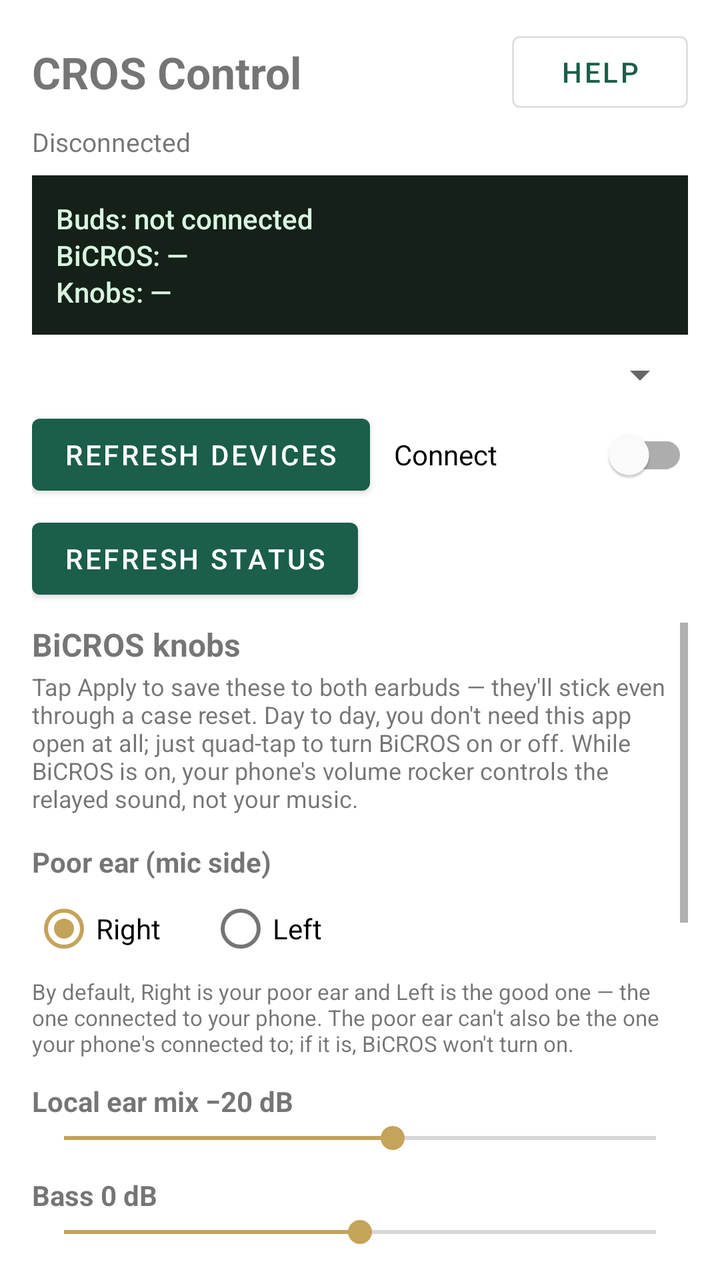
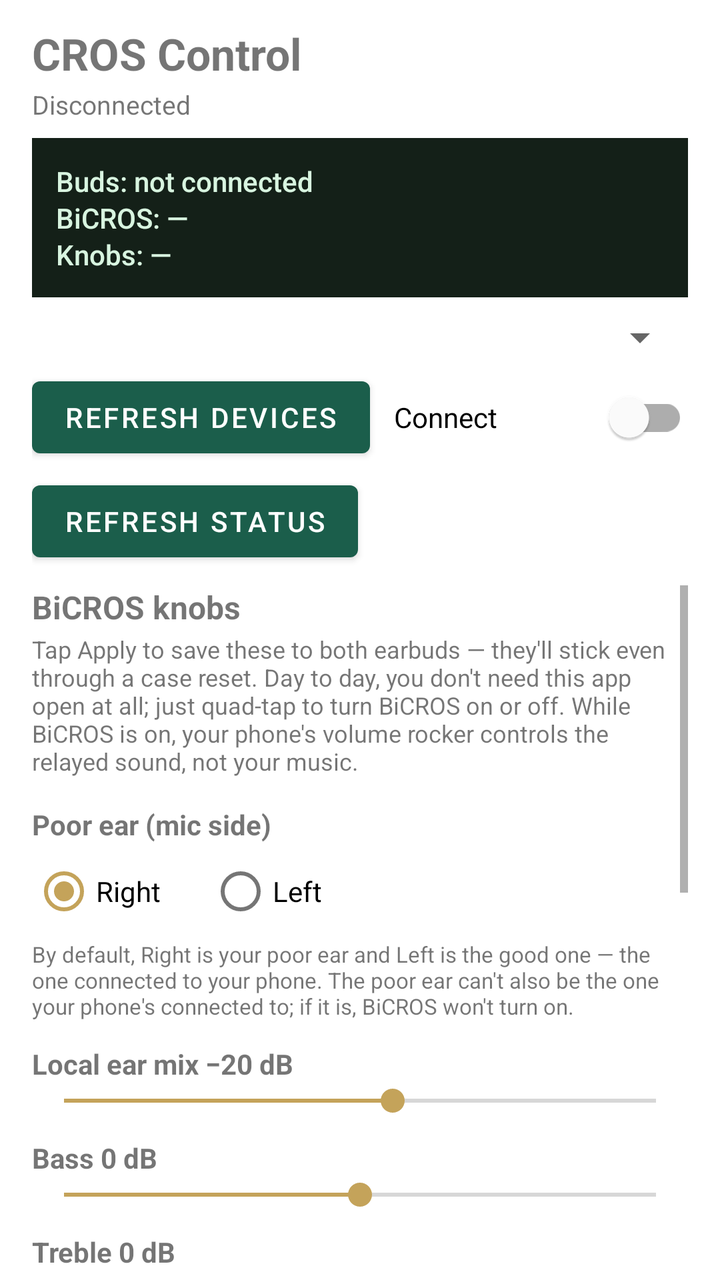

Screens rendered from an Android XML layout before and after an edit, with the pre-edit source and the edit as a unified diff.
<!-- AndroidManifest.xml: application theme Theme.CrosLog -->
<!-- res/layout/activity_main.xml -->
<?xml version="1.0" encoding="utf-8"?>
<LinearLayout xmlns:android="http://schemas.android.com/apk/res/android"
    android:layout_width="match_parent"
    android:layout_height="match_parent"
    android:orientation="vertical"
    android:paddingHorizontal="16dp"
    android:paddingTop="12dp"
    android:paddingBottom="8dp">

    <LinearLayout
        android:layout_width="match_parent"
        android:layout_height="wrap_content"
        android:gravity="center_vertical"
        android:orientation="horizontal">

        <TextView
            android:id="@+id/titleText"
            android:layout_width="0dp"
            android:layout_height="wrap_content"
            android:layout_weight="1"
            android:text="@string/app_name"
            android:textSize="22sp"
            android:textStyle="bold" />

        <Button
            android:id="@+id/helpButton"
            android:layout_width="wrap_content"
            android:layout_height="wrap_content"
            android:text="@string/help"
            style="?attr/materialButtonOutlinedStyle" />
    </LinearLayout>

    <TextView
        android:id="@+id/statusText"
        android:layout_width="match_parent"
        android:layout_height="wrap_content"
        android:layout_marginTop="2dp"
        android:text="@string/status_idle"
        android:textSize="13sp" />

    <TextView
        android:id="@+id/statusBanner"
        android:layout_width="match_parent"
        android:layout_height="wrap_content"
        android:layout_marginTop="8dp"
        android:background="#142018"
        android:fontFamily="sans-serif-medium"
        android:lineSpacingExtra="2dp"
        android:padding="12dp"
        android:text="@string/status_banner_idle"
        android:textColor="#D8F5E0"
        android:textSize="14sp" />

    <Spinner
        android:id="@+id/deviceSpinner"
        android:layout_width="match_parent"
        android:layout_height="wrap_content"
        android:layout_marginTop="8dp" />

    <LinearLayout
        android:layout_width="match_parent"
        android:layout_height="wrap_content"
        android:layout_marginTop="4dp"
        android:gravity="center_vertical"
        android:orientation="horizontal">

        <Button
            android:id="@+id/refreshButton"
            android:layout_width="wrap_content"
            android:layout_height="wrap_content"
            android:text="@string/refresh" />

        <com.google.android.material.switchmaterial.SwitchMaterial
            android:id="@+id/connectSwitch"
            android:layout_width="0dp"
            android:layout_height="wrap_content"
            android:layout_marginStart="12dp"
            android:layout_weight="1"
            android:checked="false"
            android:text="@string/connect_toggle" />
    </LinearLayout>

    <Button
        android:id="@+id/refreshStatusButton"
        android:layout_width="wrap_content"
        android:layout_height="wrap_content"
        android:layout_marginTop="4dp"
        android:text="@string/refresh_status" />

    <ScrollView
        android:layout_width="match_parent"
        android:layout_height="0dp"
        android:layout_marginTop="8dp"
        android:layout_weight="1"
        android:fillViewport="true">

        <LinearLayout
            android:layout_width="match_parent"
            android:layout_height="wrap_content"
            android:orientation="vertical"
            android:paddingBottom="16dp">

            <TextView
                android:layout_width="match_parent"
                android:layout_height="wrap_content"
                android:text="@string/knobs_title"
                android:textSize="16sp"
                android:textStyle="bold" />

            <TextView
                android:layout_width="match_parent"
                android:layout_height="wrap_content"
                android:layout_marginTop="2dp"
                android:text="@string/knobs_hint"
                android:textSize="12sp" />

            <TextView
                android:layout_width="match_parent"
                android:layout_height="wrap_content"
                android:layout_marginTop="14dp"
                android:text="@string/poor_side_label"
                android:textStyle="bold" />

            <RadioGroup
                android:id="@+id/poorSideGroup"
                android:layout_width="match_parent"
                android:layout_height="wrap_content"
                android:orientation="horizontal">

                <RadioButton
                    android:id="@+id/poorRight"
                    android:layout_width="wrap_content"
                    android:layout_height="wrap_content"
                    android:checked="true"
                    android:text="@string/poor_right" />

                <RadioButton
                    android:id="@+id/poorLeft"
                    android:layout_width="wrap_content"
                    android:layout_height="wrap_content"
                    android:layout_marginStart="24dp"
                    android:text="@string/poor_left" />
            </RadioGroup>

            <TextView
                android:layout_width="match_parent"
                android:layout_height="wrap_content"
                android:text="@string/poor_side_hint"
                android:textSize="11sp" />

            <TextView
                android:id="@+id/mixLabel"
                android:layout_width="match_parent"
                android:layout_height="wrap_content"
                android:layout_marginTop="12dp"
                android:text="@string/mix_label"
                android:textStyle="bold" />

            <SeekBar
                android:id="@+id/mixSeek"
                android:layout_width="match_parent"
                android:layout_height="wrap_content"
                android:max="9"
                android:progress="5" />

            <TextView
                android:id="@+id/bassLabel"
                android:layout_width="match_parent"
                android:layout_height="wrap_content"
                android:layout_marginTop="10dp"
                android:text="@string/bass_label"
                android:textStyle="bold" />

            <SeekBar
                android:id="@+id/bassSeek"
                android:layout_width="match_parent"
                android:layout_height="wrap_content"
                android:max="12"
                android:progress="6" />

            <TextView
                android:id="@+id/trebleLabel"
                android:layout_width="match_parent"
                android:layout_height="wrap_content"
                android:layout_marginTop="10dp"
                android:text="@string/treble_label"
                android:textStyle="bold" />

            <SeekBar
                android:id="@+id/trebleSeek"
                android:layout_width="match_parent"
                android:layout_height="wrap_content"
                android:max="12"
                android:progress="6" />

            <TextView
                android:id="@+id/volLabel"
                android:layout_width="match_parent"
                android:layout_height="wrap_content"
                android:layout_marginTop="10dp"
                android:text="@string/vol_label"
                android:textStyle="bold" />

            <SeekBar
                android:id="@+id/volSeek"
                android:layout_width="match_parent"
                android:layout_height="wrap_content"
                android:max="15"
                android:progress="8" />

            <TextView
                android:id="@+id/noiseLabel"
                android:layout_width="match_parent"
                android:layout_height="wrap_content"
                android:layout_marginTop="10dp"
                android:text="@string/noise_label"
                android:textStyle="bold" />

            <SeekBar
                android:id="@+id/noiseSeek"
                android:layout_width="match_parent"
                android:layout_height="wrap_content"
                android:max="5"
                android:progress="3" />

            <LinearLayout
                android:layout_width="match_parent"
                android:layout_height="wrap_content"
                android:layout_marginTop="12dp"
                android:orientation="horizontal">

                <Button
                    android:id="@+id/applyCfgButton"
                    android:layout_width="0dp"
                    android:layout_height="wrap_content"
                    android:layout_weight="1"
                    android:text="@string/apply_cfg" />

                <Button
                    android:id="@+id/getCfgButton"
                    android:layout_width="0dp"
                    android:layout_height="wrap_content"
                    android:layout_marginStart="8dp"
                    android:layout_weight="1"
                    android:text="@string/get_cfg" />
            </LinearLayout>

            <View
                android:layout_width="match_parent"
                android:layout_height="1dp"
                android:layout_marginTop="20dp"
                android:layout_marginBottom="12dp"
                android:background="?android:attr/listDivider" />

            <TextView
                android:layout_width="match_parent"
                android:layout_height="wrap_content"
                android:text="@string/dev_title"
                android:textSize="16sp"
                android:textStyle="bold" />

            <TextView
                android:layout_width="match_parent"
                android:layout_height="wrap_content"
                android:layout_marginTop="2dp"
                android:text="@string/dev_hint"
                android:textSize="12sp" />

            <com.google.android.material.switchmaterial.SwitchMaterial
                android:id="@+id/devLogSwitch"
                android:layout_width="match_parent"
                android:layout_height="wrap_content"
                android:layout_marginTop="6dp"
                android:checked="false"
                android:text="@string/dev_toggle" />

            <LinearLayout
                android:id="@+id/devPanel"
                android:layout_width="match_parent"
                android:layout_height="wrap_content"
                android:orientation="vertical"
                android:visibility="gone">

                <TextView
                    android:layout_width="match_parent"
                    android:layout_height="wrap_content"
                    android:layout_marginTop="8dp"
                    android:text="@string/sco_hint"
                    android:textSize="12sp" />

                <Button
                    android:id="@+id/scoButton"
                    android:layout_width="wrap_content"
                    android:layout_height="wrap_content"
                    android:layout_marginTop="4dp"
                    android:text="@string/sco_start" />

                <LinearLayout
                    android:layout_width="match_parent"
                    android:layout_height="wrap_content"
                    android:layout_marginTop="8dp"
                    android:gravity="center_vertical"
                    android:orientation="horizontal">

                    <TextView
                        android:id="@+id/logCountText"
                        android:layout_width="0dp"
                        android:layout_height="wrap_content"
                        android:layout_weight="1"
                        android:text="@string/log_count_zero"
                        android:textSize="12sp" />

                    <Button
                        android:id="@+id/shareButton"
                        android:layout_width="wrap_content"
                        android:layout_height="wrap_content"
                        android:text="@string/share" />

                    <Button
                        android:id="@+id/clearButton"
                        android:layout_width="wrap_content"
                        android:layout_height="wrap_content"
                        android:layout_marginStart="8dp"
                        android:text="@string/clear" />
                </LinearLayout>

                <ScrollView
                    android:id="@+id/logScroll"
                    android:layout_width="match_parent"
                    android:layout_height="220dp"
                    android:layout_marginTop="6dp"
                    android:background="#111111"
                    android:fillViewport="true"
                    android:padding="8dp">

                    <TextView
                        android:id="@+id/logView"
                        android:layout_width="match_parent"
                        android:layout_height="wrap_content"
                        android:fontFamily="monospace"
                        android:textColor="#B8F0C8"
                        android:textIsSelectable="true"
                        android:textSize="11sp" />
                </ScrollView>
            </LinearLayout>
        </LinearLayout>
    </ScrollView>
</LinearLayout>
<!-- resources referenced by this layout -->
<resources>
  <string name="app_name">CROS Control</string>
  <string name="apply_cfg">Apply to buds</string>
  <string name="bass_label">Bass 0 dB</string>
  <string name="clear">Clear</string>
  <string name="connect_toggle">Connect</string>
  <string name="dev_hint">Off by default, since streaming a log can compete with BiCROS\'s own connection. Turn this on only when you\'re capturing a log to report a problem.</string>
  <string name="dev_title">Support log</string>
  <string name="dev_toggle">Show support log</string>
  <string name="get_cfg">Get from buds</string>
  <string name="help">Help</string>
  <string name="knobs_hint">Tap Apply to save these to both earbuds — they\'ll stick even through a case reset. Day to day, you don\'t need this app open at all; just quad-tap to turn BiCROS on or off. While BiCROS is on, your phone\'s volume rocker controls the relayed sound, not your music.</string>
  <string name="knobs_title">BiCROS knobs</string>
  <string name="log_count_zero">0 lines</string>
  <string name="mix_label">Local ear mix −20 dB</string>
  <string name="noise_label">Link hiss filter 3 / 5</string>
  <string name="poor_left">Left</string>
  <string name="poor_right">Right</string>
  <string name="poor_side_hint">By default, Right is your poor ear and Left is the good one — the one connected to your phone. The poor ear can\'t also be the one your phone\'s connected to; if it is, BiCROS won\'t turn on.</string>
  <string name="poor_side_label">Poor ear (mic side)</string>
  <string name="refresh">Refresh devices</string>
  <string name="refresh_status">Refresh status</string>
  <string name="sco_hint">This is a developer testing tool — it starts a phone-call-style connection for debugging, not BiCROS itself. Most people should leave this off.</string>
  <string name="sco_start">Phone SCO on</string>
  <string name="share">Share log</string>
  <string name="status_banner_idle">Buds: not connected\nBiCROS: —\nKnobs: —</string>
  <string name="status_idle">Disconnected</string>
  <string name="treble_label">Treble 0 dB</string>
  <string name="vol_label">CROS path level 8 / 15</string>
  <style name="Theme.CrosLog" parent="Theme.MaterialComponents.DayNight.DarkActionBar">
          <item name="colorPrimary">#1B5E4B</item>
          <item name="colorPrimaryVariant">#0F3D31</item>
          <item name="colorOnPrimary">#FFFFFF</item>
          <item name="colorSecondary">#C4A35A</item>
          <item name="android:statusBarColor">#0F3D31</item>
      </style>
</resources>

<!-- the commit's change to res/layout/activity_main.xml (unified diff, before → after) -->
@@ -7,28 +7,13 @@
     android:paddingTop="12dp"
     android:paddingBottom="8dp">
 
-    <LinearLayout
-        android:layout_width="match_parent"
-        android:layout_height="wrap_content"
-        android:gravity="center_vertical"
-        android:orientation="horizontal">
-
-        <TextView
-            android:id="@+id/titleText"
-            android:layout_width="0dp"
-            android:layout_height="wrap_content"
-            android:layout_weight="1"
-            android:text="@string/app_name"
-            android:textSize="22sp"
-            android:textStyle="bold" />
-
-        <Button
-            android:id="@+id/helpButton"
-            android:layout_width="wrap_content"
-            android:layout_height="wrap_content"
-            android:text="@string/help"
-            style="?attr/materialButtonOutlinedStyle" />
-    </LinearLayout>
+    <TextView
+        android:id="@+id/titleText"
+        android:layout_width="match_parent"
+        android:layout_height="wrap_content"
+        android:text="@string/app_name"
+        android:textSize="22sp"
+        android:textStyle="bold" />
 
     <TextView
         android:id="@+id/statusText"
@@ -343,6 +328,14 @@
                         android:textSize="11sp" />
                 </ScrollView>
             </LinearLayout>
+
+            <Button
+                android:id="@+id/helpButton"
+                android:layout_width="match_parent"
+                android:layout_height="wrap_content"
+                android:layout_marginTop="16dp"
+                android:text="@string/help"
+                style="?attr/materialButtonOutlinedStyle" />
         </LinearLayout>
     </ScrollView>
 </LinearLayout>
